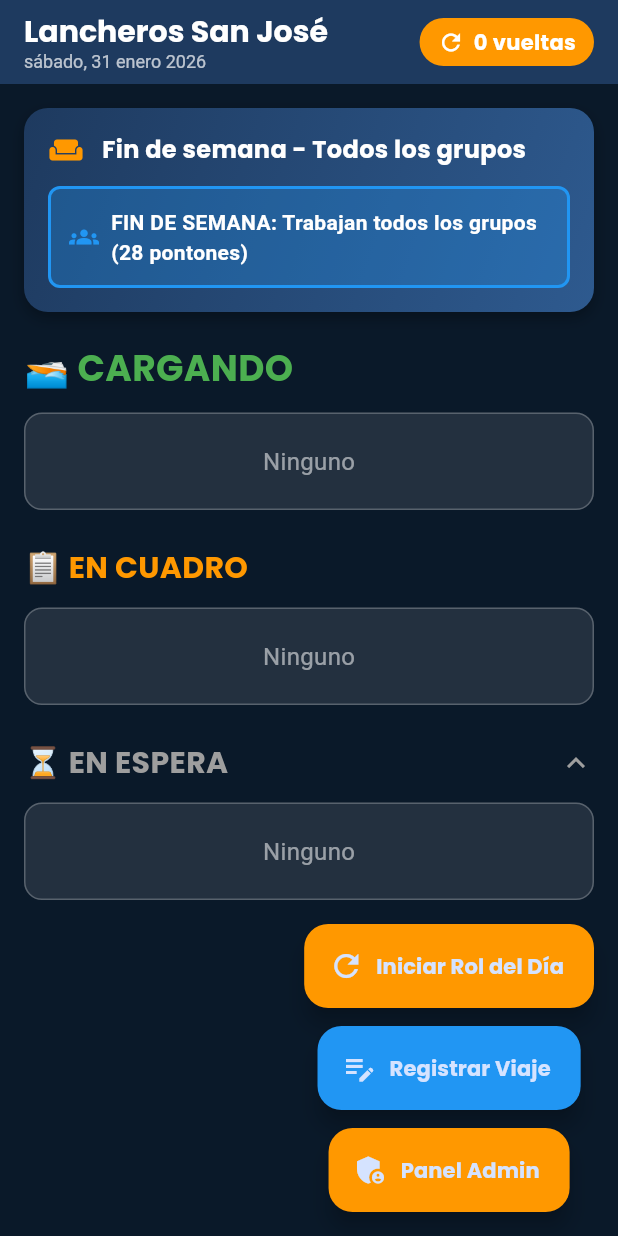
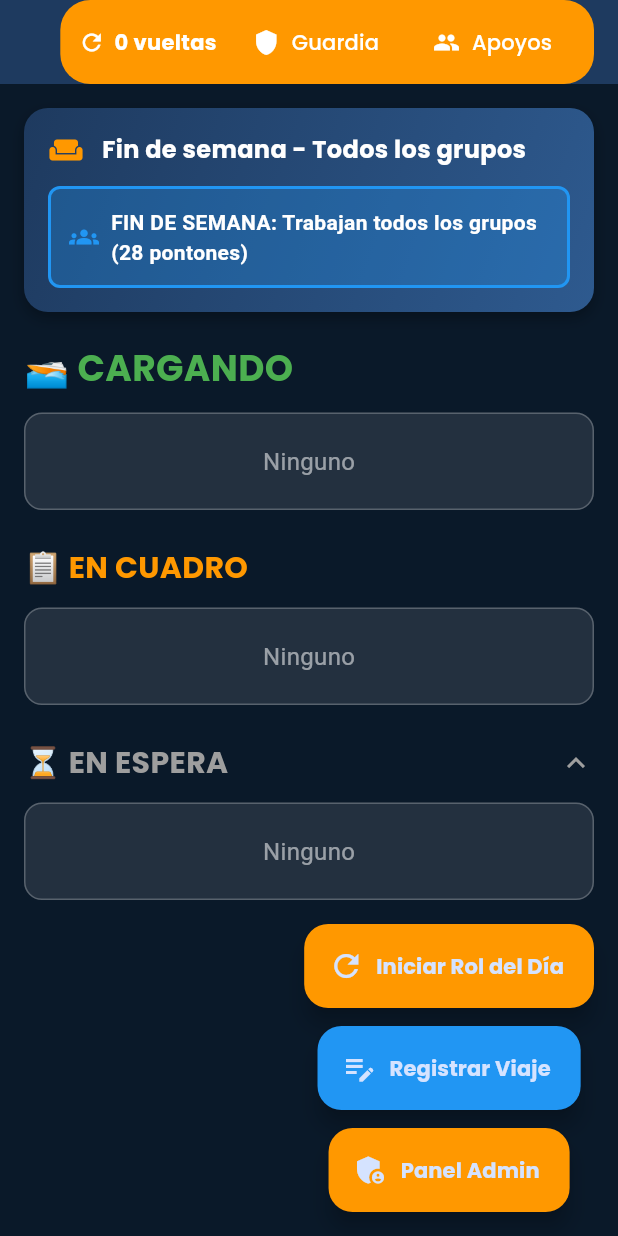
Before and after one commit to jessusgarciar/PWA_CoopLancheros_SanJose, a Flutter app: the DispatchScreen screen opened by its route, after a tap on the "arrow back" icon, on a phone screen of 412 x 824 dp. Run offline on Flutter 3.47's test engine with Material 3 defaults, Android fonts, the phone set to English and light mode, and no system bars; our stand-ins replace cloud_firestore, firebase_core, firebase_messaging, flutter_riverpod, go_router, google_fonts; accounts and stored records are empty; generated files the repository leaves out were written again.

Commit message:
feat: Mejora el enrutamiento añadiendo pantallas de Guardia y Choferes Apoyo.
refactor: Modificar el modelo ColaPonton para incluir ordenOriginal y actualizar la lógica relacionada.

feat: Implementacion de nuevas funcionalidades en FirebaseService para el restablecimiento diario y el seguimiento de llegadas.

feat: Crear una guía de implementación y añadir reglas de Firestore para el control de acceso a los documentos.

feat: desarrollo de pantallas Guardia y Choferes Apoyo con interfaz de usuario para gestionar los conductores de apoyo.

```diff
--- a/sistema_lancherosjg/lib/config/router.dart
+++ b/sistema_lancherosjg/lib/config/router.dart
@@ -2,6 +2,8 @@ import 'package:go_router/go_router.dart';
 import '../screens/home_screen.dart';
 import '../screens/dispatch_screen.dart';
 import '../screens/admin_screen.dart';
+import '../screens/guardia_screen.dart';
+import '../screens/choferes_apoyo_screen.dart';
 
 /// Configuración de rutas de la aplicación
 final appRouter = GoRouter(
@@ -22,5 +24,15 @@ final appRouter = GoRouter(
       name: 'admin',
       builder: (context, state) => const AdminScreen(),
     ),
+    GoRoute(
+      path: '/guardia',
+      name: 'guardia',
+      builder: (context, state) => const GuardiaScreen(),
+    ),
+    GoRoute(
+      path: '/apoyos',
+      name: 'apoyos',
+      builder: (context, state) => const ChoferesApoyoScreen(),
+    ),
   ],
 );
--- a/sistema_lancherosjg/lib/models/cola_model.dart
+++ b/sistema_lancherosjg/lib/models/cola_model.dart
@@ -9,7 +9,7 @@ enum EstadoCola {
 }
 
 /// Representa un pontón en la cola de servicio
-/// Se ordena por fecha de ingreso para mantener el turno
+/// Se ordena por ordenOriginal (del rol) y luego por vueltas completadas
 class ColaPonton {
   final String idPonton;
   final String nombrePonton;
@@ -19,6 +19,7 @@ class ColaPonton {
   final int? posicionCuadro; // 1-6 para mostrar en pantalla (1=cargando, 2-6=cuadro)
   final int vueltasHoy; // Contador de vueltas completadas en el día
   final bool tienePasajeros; // Indica si ya tiene pasajeros abordo (está cargando)
+  final int ordenOriginal; // Orden según el rol del día (se mantiene fijo toda la jornada)
 
   ColaPonton({
     required this.idPonton,
@@ -29,6 +30,7 @@ class ColaPonton {
     this.posicionCuadro,
     this.vueltasHoy = 0,
     this.tienePasajeros = false,
+    required this.ordenOriginal,
   });
 
   factory ColaPonton.fromFirestore(DocumentSnapshot doc) {
@@ -45,6 +47,7 @@ class ColaPonton {
       posicionCuadro: data['posicionCuadro'],
       vueltasHoy: data['vueltasHoy'] ?? 0,
       tienePasajeros: data['tienePasajeros'] ?? false,
+      ordenOriginal: data['ordenOriginal'] ?? 0,
     );
   }
 
@@ -57,6 +60,7 @@ class ColaPonton {
       'posicionCuadro': posicionCuadro,
       'vueltasHoy': vueltasHoy,
       'tienePasajeros': tienePasajeros,
+      'ordenOriginal': ordenOriginal,
     };
   }
 
@@ -69,6 +73,7 @@ class ColaPonton {
     int? posicionCuadro,
     int? vueltasHoy,
     bool? tienePasajeros,
+    int? ordenOriginal,
   }) {
     return ColaPonton(
       idPonton: idPonton ?? this.idPonton,
@@ -79,6 +84,7 @@ class ColaPonton {
       posicionCuadro: posicionCuadro ?? this.posicionCuadro,
       vueltasHoy: vueltasHoy ?? this.vueltasHoy,
       tienePasajeros: tienePasajeros ?? this.tienePasajeros,
+      ordenOriginal: ordenOriginal ?? this.ordenOriginal,
     );
   }
 }
--- a/sistema_lancherosjg/lib/screens/dispatch_screen.dart
+++ b/sistema_lancherosjg/lib/screens/dispatch_screen.dart
@@ -8,6 +8,7 @@ import '../models/cola_model.dart';
 import '../providers/cola_provider.dart';
 import '../providers/configuracion_provider.dart';
 import '../providers/firebase_provider.dart';
+import '../providers/viajes_provider.dart';
 
 /// Pantalla "La Tabla" - Registro de viajes completados
 /// Muestra los 5 pontones activos y permite registrar pasajeros
@@ -159,6 +160,11 @@ class _DispatchScreenState extends ConsumerState<DispatchScreen> {
   Widget build(BuildContext context) {
     final colaOrganizada = ref.watch(colaOrganizadaProvider);
     final precios = ref.watch(preciosProvider);
+    final totalVueltasAsync = ref.watch(totalVueltasHoyProvider);
+    final totalVueltas = totalVueltasAsync.maybeWhen(
+      data: (vueltas) => vueltas,
+      orElse: () => 0,
+    );
 
     // Los pontones activos son: cargando + cuadro
     final pontonesActivos = [
@@ -181,6 +187,84 @@ class _DispatchScreenState extends ConsumerState<DispatchScreen> {
           ),
         ),
         centerTitle: true,
+        actions: [
+          Center(
+            child: Padding(
+              padding: const EdgeInsets.symmetric(horizontal: 16),
+              child: Container(
+                padding: const EdgeInsets.symmetric(horizontal: 12, vertical: 6),
+                decoration: BoxDecoration(
+                  color: Colors.orange,
+                  borderRadius: BorderRadius.circular(20),
+                ),
+                child: Row(
+                  children: [
+                    const Icon(Icons.refresh, color: Colors.white, size: 18),
+                    const SizedBox(width: 6),
+                    Text(
+                      '$totalVueltas vueltas',
+                      style: GoogleFonts.poppins(
+                        color: Colors.white,
+                        fontWeight: FontWeight.bold,
+                        fontSize: 14,
+                      ),
+                    ),
+                    const SizedBox(width: 12),
+                    TextButton.icon(
+                      onPressed: () async {
+                        // Ingreso de personas que llegan a la isla (paseos con llegada)
+                        final txt = TextEditingController();
+                        final res = await showDialog<int>(
+                          context: context,
+                          builder: (ctx) => AlertDialog(
+                            backgroundColor: const Color(0xFF1E3A5F),
+                            title: Text('Personas con llegada a isla', style: GoogleFonts.poppins(color: Colors.white)),
+                            content: TextField(
+                              controller: txt,
+                              keyboardType: TextInputType.number,
+                              style: const TextStyle(color: Colors.white),
+                              decoration: const InputDecoration(
+                                hintText: 'Cantidad',
+                                hintStyle: TextStyle(color: Colors.white54),
+                                enabledBorder: UnderlineInputBorder(borderSide: BorderSide(color: Colors.white54)),
+                                focusedBorder: UnderlineInputBorder(borderSide: BorderSide(color: Colors.orange)),
+                              ),
+                            ),
+                            actions: [
+                              TextButton(
+                                onPressed: () => Navigator.pop(ctx),
+                                child: const Text('Cancelar', style: TextStyle(color: Colors.white70)),
+                              ),
+                              ElevatedButton(
+                                style: ElevatedButton.styleFrom(backgroundColor: Colors.orange),
+                                onPressed: () {
+                                  final v = int.tryParse(txt.text.trim());
+                                  Navigator.pop(ctx, v);
+                                },
+                                child: const Text('Guardar'),
+                              ),
+                            ],
+                          ),
+                        );
+                        if (res != null) {
+                          final svc = ref.read(firebaseServiceProvider);
+                          await svc.registrarLlegadasIsla(res);
+                          if (mounted) {
+                            ScaffoldMessenger.of(context).showSnackBar(
+                              SnackBar(content: Text('Registradas $res personas llegando a isla')),);
+                          }
+                        }
+                      },
+                      icon: const Icon(Icons.anchor, color: Colors.white),
+                      label: const Text('Llegadas'),
+                      style: TextButton.styleFrom(foregroundColor: Colors.white),
+                    ),
+                  ],
+                ),
+              ),
+            ),
+          ),
+        ],
       ),
       body: Row(
         children: [
--- a/sistema_lancherosjg/lib/screens/home_screen.dart
+++ b/sistema_lancherosjg/lib/screens/home_screen.dart
@@ -22,7 +22,8 @@ class _HomeScreenState extends ConsumerState<HomeScreen> {
   @override
   void initState() {
     super.initState();
-    // Verificar y resetear contador al cargar la pantalla
+    // Verificar automáticamente si es un nuevo día y resetear todo el sistema
+    // Esto limpia: cola de espera, contador de vueltas, estados de pontones
     WidgetsBinding.instance.addPostFrameCallback((_) {
       ref.read(firebaseServiceProvider).verificarYResetearContadorDiario();
     });
@@ -83,6 +84,20 @@ class _HomeScreenState extends ConsumerState<HomeScreen> {
                         fontWeight: FontWeight.bold,
                         fontSize: 14,
                       ),
+                    ),
+                    const SizedBox(width: 12),
+                    TextButton.icon(
+                      onPressed: () => context.go('/guardia'),
+                      icon: const Icon(Icons.shield, color: Colors.white),
+                      label: const Text('Guardia'),
+                      style: TextButton.styleFrom(foregroundColor: Colors.white),
+                    ),
+                    const SizedBox(width: 8),
+                    TextButton.icon(
+                      onPressed: () => context.go('/apoyos'),
+                      icon: const Icon(Icons.group, color: Colors.white),
+                      label: const Text('Apoyos'),
+                      style: TextButton.styleFrom(foregroundColor: Colors.white),
                     ),
                   ],
                 ),
```
Also changed, not shown: sistema_lancherosjg/lib/models/rol_semanal_model.dart (+26 -3 lines), sistema_lancherosjg/lib/screens/choferes_apoyo_screen.dart (added, +62 -0 lines), sistema_lancherosjg/lib/screens/guardia_screen.dart (added, +201 -0 lines), sistema_lancherosjg/lib/services/firebase_service.dart (+153 -53 lines), sistema_lancherosjg/firebase.json, 4 other files.
